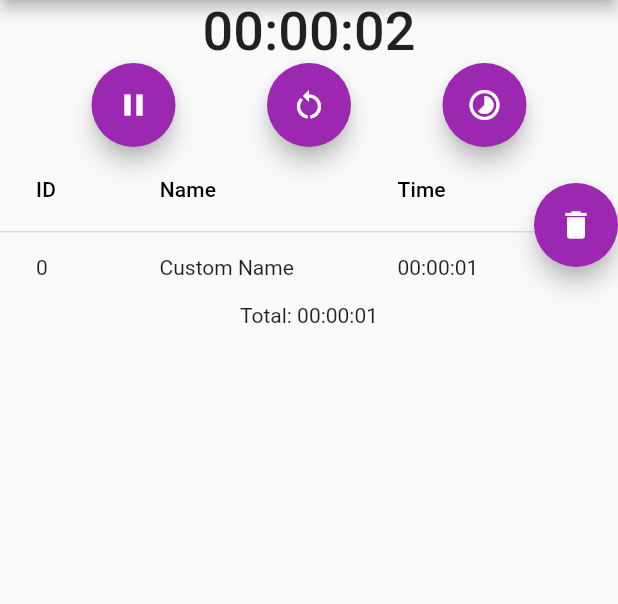
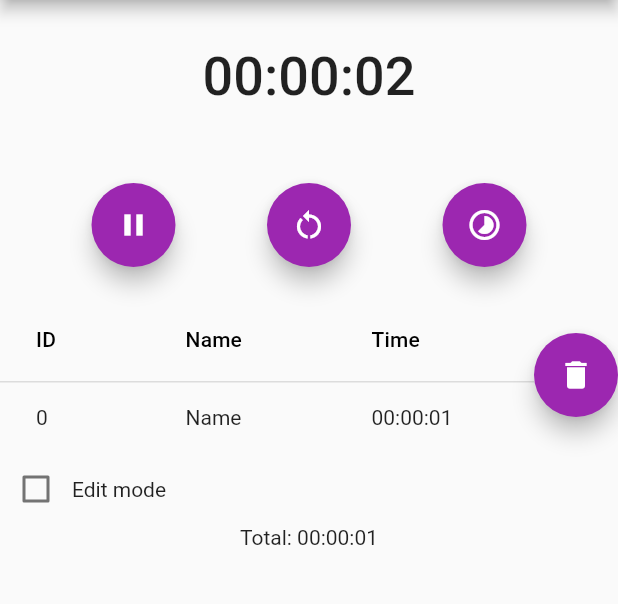
Before and after one commit to diego-rapoport/timer-study-helper, a Flutter app: the screen it shows after launch, after a tap on the "play arrow" icon, after a tap on the "restart alt" icon, after a tap on the "timelapse" icon, on a phone screen of 412 x 824 dp, the part 84-688 px from its top. Run offline on Flutter 3.47's test engine with Material 2 defaults, Android fonts, the phone set to English and light mode, and no system bars.

Commit message:
add: edit mode not working

```diff
--- a/lib/main.dart
+++ b/lib/main.dart
@@ -22,6 +22,8 @@ class _MyAppState extends State<MyApp> {
   int id = 0;
   String total = "00:00:00";
   final List<DataRow> _rowList = [];
+  // ignore: prefer_final_fields
+  bool? _isEditMode = false;
 
   void startTimer() {
     if (time is Timer && time!.isActive) {
@@ -111,11 +113,17 @@ class _MyAppState extends State<MyApp> {
     setState(() {
       _rowList.add(DataRow(cells: <DataCell>[
         DataCell(Text(id.toString())),
-        const DataCell(Text("Custom Name")),
+        _createEditableRowCell(),
         DataCell(Text(timeString)),
       ]));
     });
     id++;
+  }
+
+  DataCell _createEditableRowCell() {
+    return DataCell(_isEditMode == true
+        ? TextFormField(initialValue: "Name", style: const TextStyle(fontSize: 14))
+        : const Text("Name"));
   }
 
   void _addTotalTime(String lastTime) {
@@ -131,6 +139,22 @@ class _MyAppState extends State<MyApp> {
     setState(() {
       _rowList.clear();
     });
+  }
+
+  Row _createCheckboxField() {
+    return Row(
+      children: [
+        Checkbox(
+          value: _isEditMode,
+          onChanged: (value) {
+            setState(() {
+              _isEditMode = value;
+            });
+          },
+        ),
+        const Text('Edit mode'),
+      ],
+    );
   }
 
   @override
@@ -149,12 +173,17 @@ class _MyAppState extends State<MyApp> {
           body: Center(
               child: Column(
             children: [
-          Text('$hours:$minutes:$seconds',
+              Padding(
+                padding: const EdgeInsets.symmetric(vertical: 30),
+                child: Text('$hours:$minutes:$seconds',
                     style: const TextStyle(
                       fontSize: 36,
                       fontWeight: FontWeight.w500,
                     )),
-          Row(
+              ),
+              Padding(
+                padding: const EdgeInsets.symmetric(vertical: 20),
+                child: Row(
                   mainAxisAlignment: MainAxisAlignment.spaceEvenly,
                   crossAxisAlignment: CrossAxisAlignment.center,
                   children: [
@@ -175,6 +204,7 @@ class _MyAppState extends State<MyApp> {
                     )
                   ],
                 ),
+              ),
               Row(
                 children: [
                   Expanded(
@@ -189,6 +219,7 @@ class _MyAppState extends State<MyApp> {
                   )
                 ],
               ),
+              _createCheckboxField(),
               Text("Total: $total")
             ],
           )),
```
Lines whose indentation alone changed are shown as unchanged.
